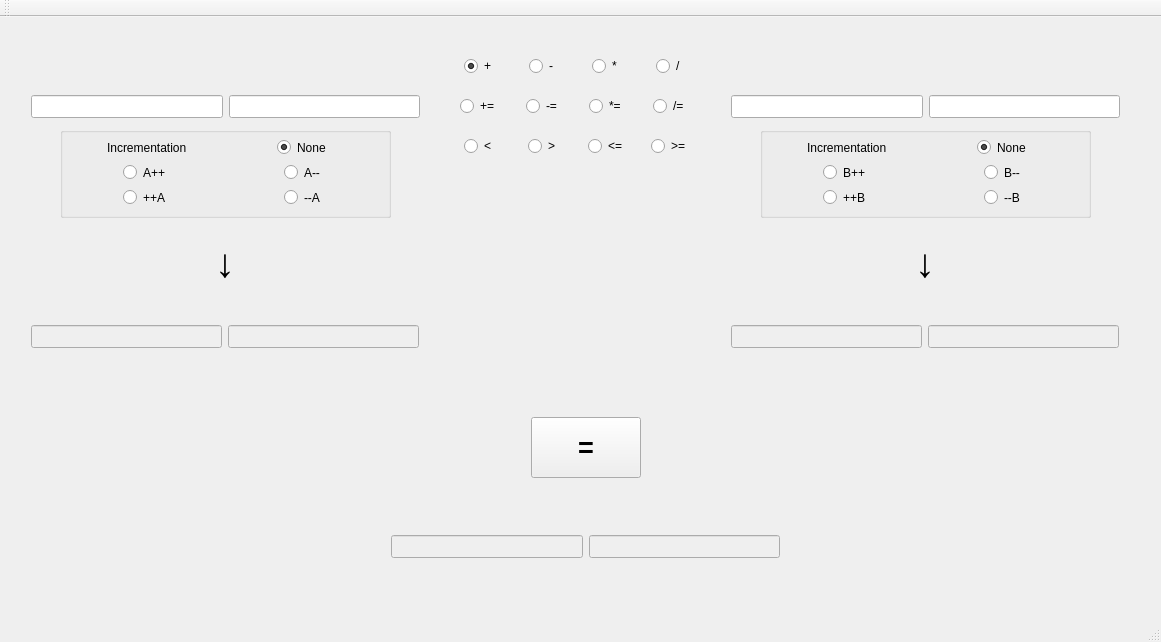
This is mainwindow.ui in LaVestima/tcs-oop-ex3 as Qt 5 draws it before an edit. The edited form follows.
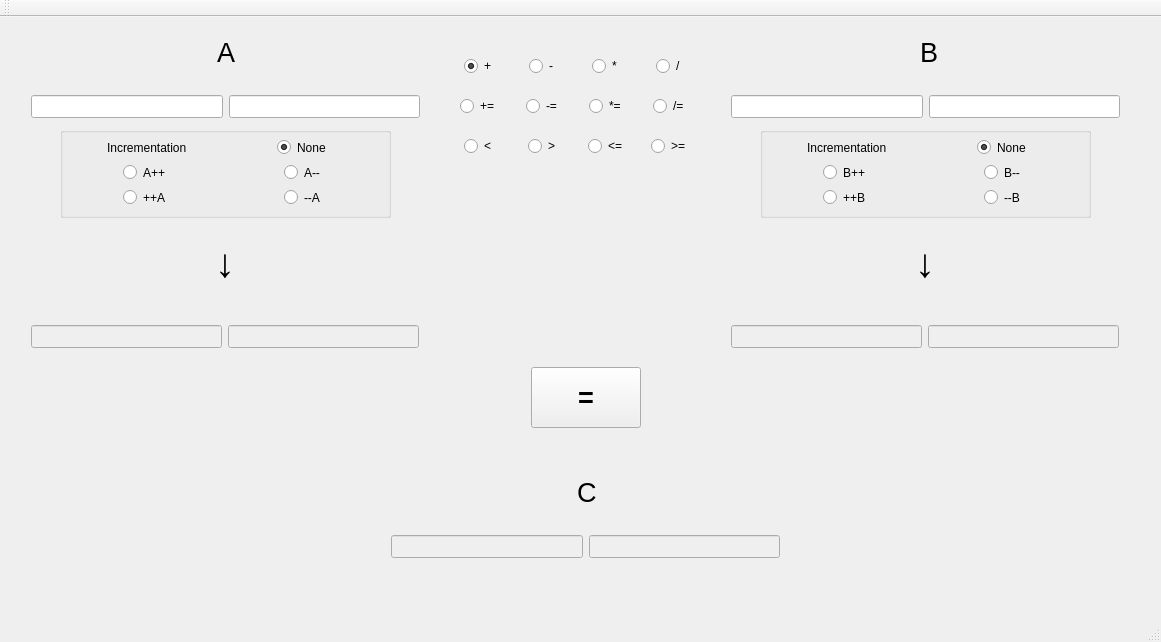
This is the edited form.

```diff
--- a/mainwindow.ui
+++ b/mainwindow.ui
@@ -48,7 +48,7 @@
     <property name="geometry">
      <rect>
       <x>531</x>
-      <y>400</y>
+      <y>350</y>
       <width>110</width>
       <height>61</height>
      </rect>
@@ -160,7 +160,7 @@
       </widget>
      </item>
      <item row="2" column="1" alignment="Qt::AlignHCenter">
-      <widget class="QRadioButton" name="radioButton_8">
+      <widget class="QRadioButton" name="radioButton_10">
        <property name="text">
         <string>&gt;</string>
        </property>
@@ -184,49 +184,49 @@
       </widget>
      </item>
      <item row="1" column="2" alignment="Qt::AlignHCenter">
-      <widget class="QRadioButton" name="radioButton_6">
+      <widget class="QRadioButton" name="radioButton_7">
        <property name="text">
         <string>*=</string>
        </property>
       </widget>
      </item>
      <item row="1" column="3" alignment="Qt::AlignHCenter">
-      <widget class="QRadioButton" name="radioButton_11">
+      <widget class="QRadioButton" name="radioButton_8">
        <property name="text">
         <string>/=</string>
        </property>
       </widget>
      </item>
      <item row="1" column="0" alignment="Qt::AlignHCenter">
-      <widget class="QRadioButton" name="radioButton_9">
+      <widget class="QRadioButton" name="radioButton_5">
        <property name="text">
         <string>+=</string>
        </property>
       </widget>
      </item>
      <item row="1" column="1" alignment="Qt::AlignHCenter">
-      <widget class="QRadioButton" name="radioButton_5">
+      <widget class="QRadioButton" name="radioButton_6">
        <property name="text">
         <string>-=</string>
        </property>
       </widget>
      </item>
      <item row="2" column="0" alignment="Qt::AlignHCenter">
-      <widget class="QRadioButton" name="radioButton_7">
+      <widget class="QRadioButton" name="radioButton_9">
        <property name="text">
         <string>&lt;</string>
        </property>
       </widget>
      </item>
      <item row="2" column="2" alignment="Qt::AlignHCenter">
-      <widget class="QRadioButton" name="radioButton_12">
+      <widget class="QRadioButton" name="radioButton_11">
        <property name="text">
         <string>&lt;=</string>
        </property>
       </widget>
      </item>
      <item row="2" column="3" alignment="Qt::AlignHCenter">
-      <widget class="QRadioButton" name="radioButton_10">
+      <widget class="QRadioButton" name="radioButton_12">
        <property name="text">
         <string>&gt;=</string>
        </property>
@@ -311,7 +311,7 @@
      <rect>
       <x>215</x>
       <y>210</y>
-      <width>20</width>
+      <width>41</width>
       <height>71</height>
      </rect>
     </property>
@@ -329,7 +329,7 @@
      <rect>
       <x>915</x>
       <y>210</y>
-      <width>20</width>
+      <width>41</width>
       <height>71</height>
      </rect>
     </property>
@@ -348,7 +348,7 @@
       <x>510</x>
       <y>180</y>
       <width>141</width>
-      <height>81</height>
+      <height>161</height>
      </rect>
     </property>
     <property name="font">
@@ -505,6 +505,60 @@
      </layout>
     </widget>
    </widget>
+   <widget class="QLabel" name="label_5">
+    <property name="geometry">
+     <rect>
+      <x>217</x>
+      <y>10</y>
+      <width>51</width>
+      <height>51</height>
+     </rect>
+    </property>
+    <property name="font">
+     <font>
+      <pointsize>20</pointsize>
+     </font>
+    </property>
+    <property name="text">
+     <string>A</string>
+    </property>
+   </widget>
+   <widget class="QLabel" name="label_6">
+    <property name="geometry">
+     <rect>
+      <x>920</x>
+      <y>10</y>
+      <width>51</width>
+      <height>51</height>
+     </rect>
+    </property>
+    <property name="font">
+     <font>
+      <pointsize>20</pointsize>
+     </font>
+    </property>
+    <property name="text">
+     <string>B</string>
+    </property>
+   </widget>
+   <widget class="QLabel" name="label_7">
+    <property name="geometry">
+     <rect>
+      <x>577</x>
+      <y>450</y>
+      <width>51</width>
+      <height>51</height>
+     </rect>
+    </property>
+    <property name="font">
+     <font>
+      <pointsize>20</pointsize>
+     </font>
+    </property>
+    <property name="text">
+     <string>C</string>
+    </property>
+   </widget>
   </widget>
   <widget class="QMenuBar" name="menuBar">
    <property name="geometry">
```
Left out of the diff: 20 changed lines with no effect on the pictures.
